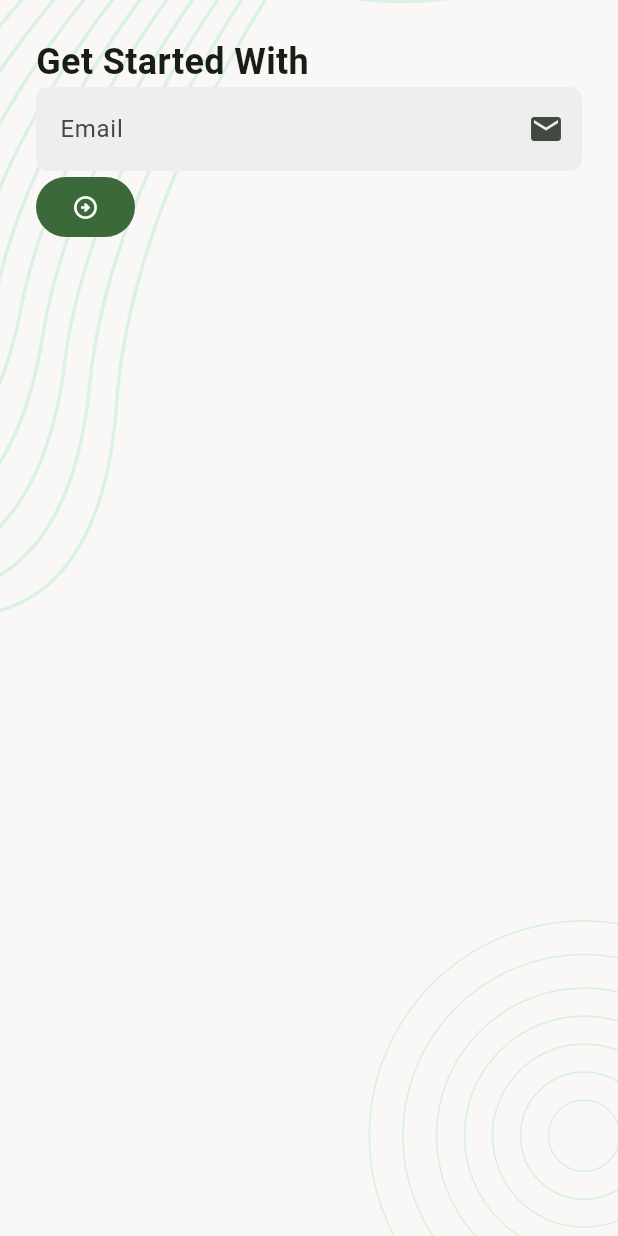
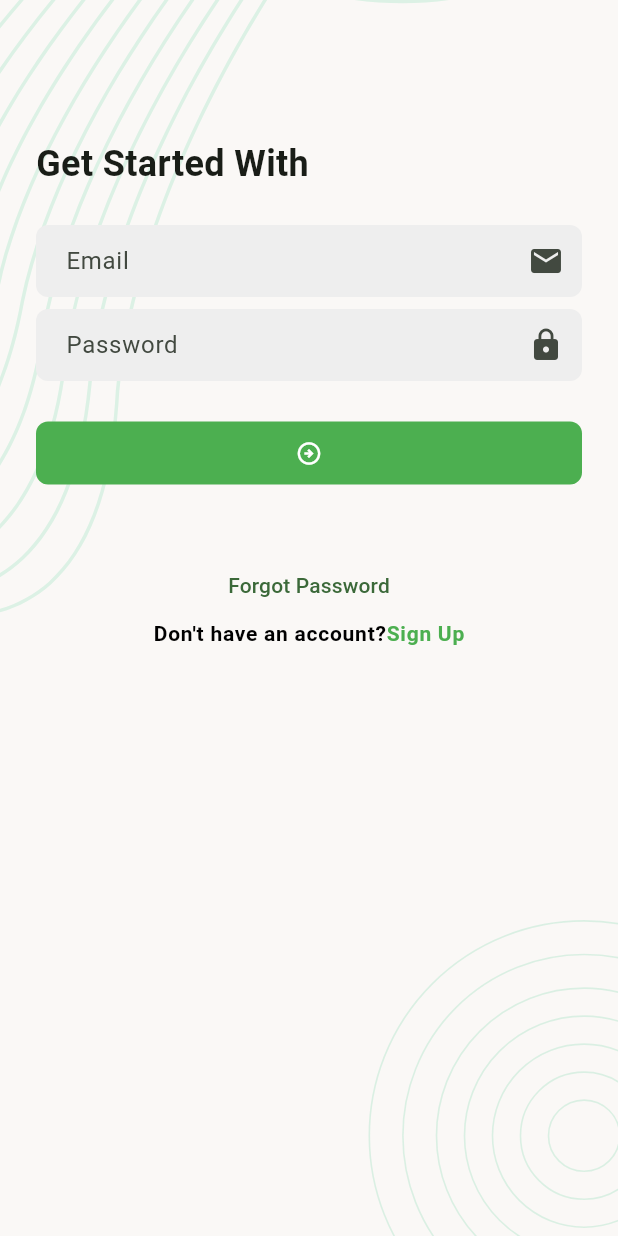
Before and after one commit to Mahim123-Hassan/TaskManagerApp, a Flutter app: the screen it shows after launch, on a phone screen of 412 x 824 dp. Run offline on Flutter 3.47's test engine with Material 3 defaults, Android fonts, the phone set to English and light mode, and no system bars; our stand-ins replace flutter_svg.

Commit message:
added Forgot Button

```diff
--- a/lib/app.dart
+++ b/lib/app.dart
@@ -1,5 +1,6 @@
 import 'package:flutter/material.dart';
 import 'package:task_manager_app/ui/screens/splash_screen.dart';
+
 class taskManagerApp extends StatelessWidget {
   const taskManagerApp({super.key});
 
@@ -8,6 +9,44 @@ class taskManagerApp extends StatelessWidget {
     return MaterialApp(
       theme: ThemeData(
         colorSchemeSeed: Colors.green,
+        inputDecorationTheme: InputDecorationTheme(
+          filled: true,
+          contentPadding: EdgeInsets.symmetric(horizontal: 16),
+          fillColor: Colors.grey.shade200,
+          border: OutlineInputBorder(
+            borderSide: BorderSide.none,
+            borderRadius: BorderRadius.circular(8),
+          ),
+          enabledBorder: OutlineInputBorder(
+            borderSide: BorderSide.none,
+            borderRadius: BorderRadius.circular(8),
+          ),
+          disabledBorder: OutlineInputBorder(
+            borderSide: BorderSide.none,
+            borderRadius: BorderRadius.circular(8),
+          ),
+          errorBorder: OutlineInputBorder(
+            borderSide: BorderSide.none,
+            borderRadius: BorderRadius.circular(8),
+          ),
+          focusedBorder: OutlineInputBorder(
+            borderSide: BorderSide.none,
+            borderRadius: BorderRadius.circular(8),
+          ),
+        ),
+        filledButtonTheme: FilledButtonThemeData(
+           style: FilledButton.styleFrom(
+        fixedSize: Size.fromWidth(double.maxFinite),
+        padding: EdgeInsets.symmetric(vertical: 12),
+        shape: RoundedRectangleBorder(
+          borderRadius: BorderRadiusGeometry.circular(8),
+        ),
+        backgroundColor: Colors.green,
+        foregroundColor: Colors.white,
+
+      ),
+
+        )
       ),
       home: SplashScreen(),
     );
--- a/lib/ui/screens/sign_in_screen.dart
+++ b/lib/ui/screens/sign_in_screen.dart
@@ -1,3 +1,4 @@
+import 'package:flutter/gestures.dart';
 import 'package:flutter/material.dart';
 import 'package:task_manager_app/ui/widgets/screen_background.dart';
 
@@ -17,27 +18,60 @@ class _SignInScreenState extends State<SignInScreen> {
           padding: const EdgeInsets.all(24),
           child: Column(
             crossAxisAlignment: .start,
+            spacing: 8,
             children: [
+              SizedBox(height: 60),
               Text(
                 "Get Started With",
                 style: TextStyle(fontSize: 24, fontWeight: FontWeight.w600),
               ),
+              SizedBox(height: 8),
               TextFormField(
                 decoration: InputDecoration(
                   hintText: "Email",
                   suffixIcon: Icon(Icons.email),
-                  filled: true,
-                  fillColor: Colors.grey.shade200,
-                  border: OutlineInputBorder(
-
-                      borderSide: BorderSide.none,
-                    borderRadius: BorderRadius.circular(8)
-                  ),
                 ),
               ),
+              TextFormField(
+                decoration: InputDecoration(
+                  hintText: "Password",
+                  suffixIcon: Icon(Icons.lock),
+                ),
+              ),
+              SizedBox(height: 8),
               FilledButton(
                 onPressed: () {},
                 child: Icon(Icons.arrow_circle_right_outlined),
+              ),
+              SizedBox(height: 24),
+              Column(
+                children: [
+                  Center(
+                    child: TextButton(
+                      onPressed: () {},
+                      child: Text("Forgot Password"),
+                    ),
+                  ),
+                  //  SizedBox(height: 5),
+                  RichText(
+                    text: TextSpan(
+                      style: TextStyle(
+                        color: Colors.black,
+                        fontWeight: FontWeight.w600,
+                        letterSpacing: 0.5,
+                      ),
+                      text: "Don't have an account?",
+                      children: [
+                        TextSpan(
+                          style: TextStyle(color: Colors.green),
+                          text: "Sign Up",
+                          recognizer: TapGestureRecognizer()
+                            ..onTap
+                        ),
+                      ],
+                    ),
+                  ),
+                ],
               ),
             ],
           ),
```
